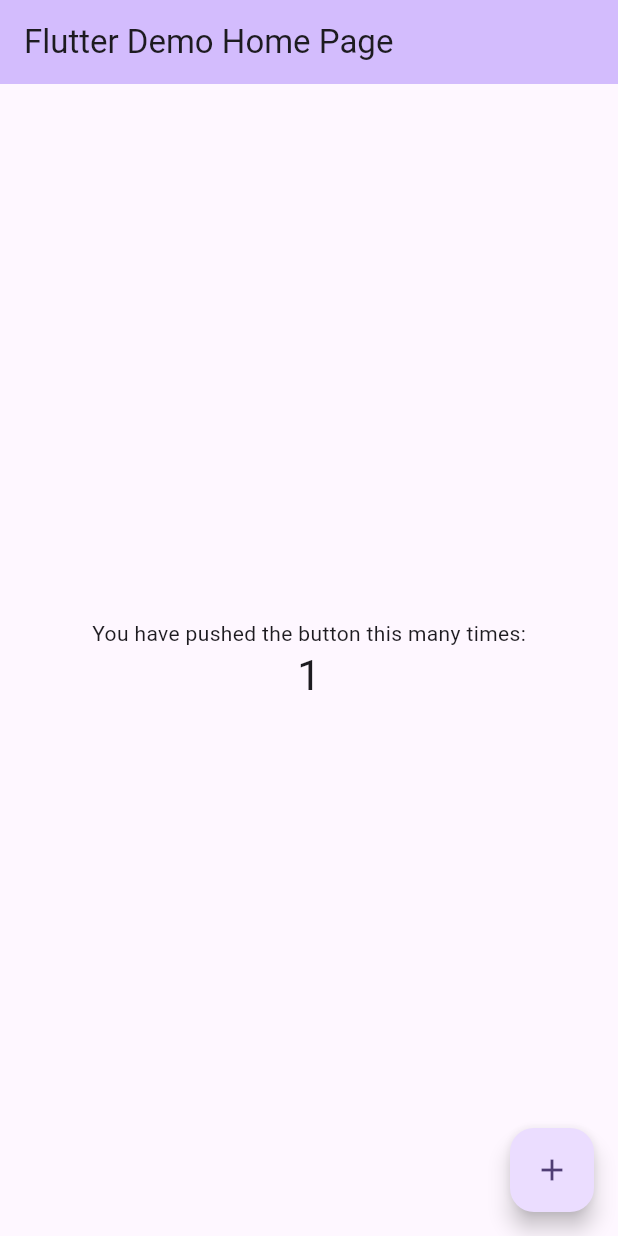
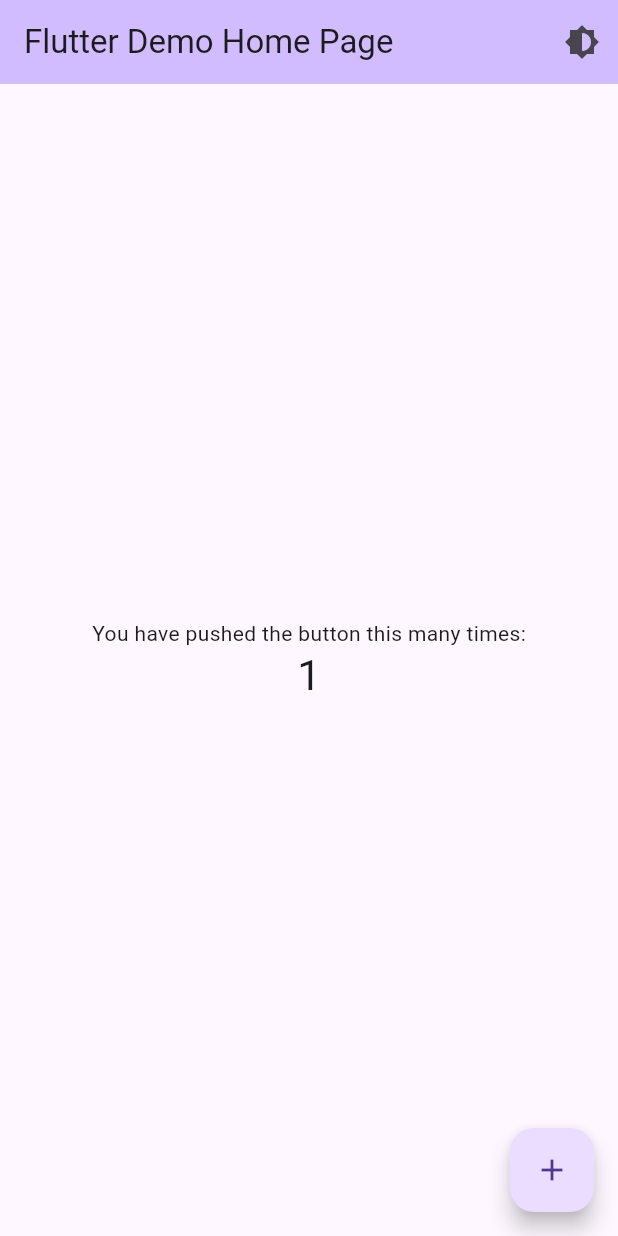
Before and after one commit to DeveloperLaravel/flutter-api-for-data-laravel, a Flutter app: the screen it shows after launch, after a tap on the "add" icon, on a phone screen of 412 x 824 dp. Run offline on Flutter 3.47's test engine with Material 3 defaults, Android fonts, the phone set to English and light mode, and no system bars.

Commit message:
provid_dark

```diff
--- /dev/null
+++ b/devtools_options.yaml
@@ -0,0 +1,3 @@
+description: This file stores settings for Dart & Flutter DevTools.
+documentation: https://docs.flutter.dev/tools/devtools/extensions#configure-extension-enablement-states
+extensions:
--- a/lib/main.dart
+++ b/lib/main.dart
@@ -1,7 +1,13 @@
 import 'package:flutter/material.dart';
+import 'package:flutter_api_laravel/theme.dart';
+import 'package:provider/provider.dart';
+import 'theme.dart';
+import 'theme_notifier.dart';
 
 void main() {
-  runApp(const MyApp());
+  runApp(
+    ChangeNotifierProvider(create: (_) => ThemeNotifier(), child: MyApp()),
+  );
 }
 
 class MyApp extends StatelessWidget {
@@ -10,43 +16,25 @@ class MyApp extends StatelessWidget {
   // This widget is the root of your application.
   @override
   Widget build(BuildContext context) {
-    return MaterialApp(
-      title: 'Flutter Demo',
-      theme: ThemeData(
-        // This is the theme of your application.
-        //
-        // TRY THIS: Try running your application with "flutter run". You'll see
-        // the application has a purple toolbar. Then, without quitting the app,
-        // try changing the seedColor in the colorScheme below to Colors.green
-        // and then invoke "hot reload" (save your changes or press the "hot
-        // reload" button in a Flutter-supported IDE, or press "r" if you used
-        // the command line to start the app).
-        //
-        // Notice that the counter didn't reset back to zero; the application
-        // state is not lost during the reload. To reset the state, use hot
-        // restart instead.
-        //
-        // This works for code too, not just values: Most code changes can be
-        // tested with just a hot reload.
-        colorScheme: ColorScheme.fromSeed(seedColor: Colors.deepPurple),
-      ),
-      home: const MyHomePage(title: 'Flutter Demo Home Page'),
+    // bool isDarkMode = false;
+    return Consumer<ThemeNotifier>(
+      builder: (context, themeNotifier, child) {
+        return MaterialApp(
+          title: 'Flutter Theme Demo',
+          // theme: isDarkMode ? darkTheme : lightTheme,
+          theme: lightTheme,
+          darkTheme: darkTheme,
+          themeMode: themeNotifier.themeMode,
+          // themeMode: ThemeMode.system,
+          home: const MyHomePage(title: 'Flutter Demo Home Page'),
+        );
+      },
     );
   }
 }
 
 class MyHomePage extends StatefulWidget {
   const MyHomePage({super.key, required this.title});
-
-  // This widget is the home page of your application. It is stateful, meaning
-  // that it has a State object (defined below) that contains fields that affect
-  // how it looks.
-
-  // This class is the configuration for the state. It holds the values (in this
-  // case the title) provided by the parent (in this case the App widget) and
-  // used by the build method of the State. Fields in a Widget subclass are
-  // always marked "final".
-
   final String title;
 
   @override
@@ -58,50 +46,36 @@ class _MyHomePageState extends State<MyHomePage> {
 
   void _incrementCounter() {
     setState(() {
-      // This call to setState tells the Flutter framework that something has
-      // changed in this State, which causes it to rerun the build method below
-      // so that the display can reflect the updated values. If we changed
-      // _counter without calling setState(), then the build method would not be
-      // called again, and so nothing would appear to happen.
       _counter++;
     });
   }
 
   @override
   Widget build(BuildContext context) {
-    // This method is rerun every time setState is called, for instance as done
-    // by the _incrementCounter method above.
-    //
-    // The Flutter framework has been optimized to make rerunning build methods
-    // fast, so that you can just rebuild anything that needs updating rather
-    // than having to individually change instances of widgets.
     return Scaffold(
       appBar: AppBar(
-        // TRY THIS: Try changing the color here to a specific color (to
-        // Colors.amber, perhaps?) and trigger a hot reload to see the AppBar
-        // change color while the other colors stay the same.
         backgroundColor: Theme.of(context).colorScheme.inversePrimary,
-        // Here we take the value from the MyHomePage object that was created by
-        // the App.build method, and use it to set our appbar title.
         title: Text(widget.title),
+        actions: [
+          IconButton(
+            icon: Icon(Icons.brightness_6),
+            onPressed: () {
+              ThemeNotifier themeNotifier = Provider.of<ThemeNotifier>(
+                context,
+                listen: false,
+              );
+              if (themeNotifier.themeMode == ThemeMode.light) {
+                themeNotifier.setTheme(ThemeMode.dark);
+              } else {
+                themeNotifier.setTheme(ThemeMode.light);
+              }
+            },
+          ),
+        ],
       ),
+
       body: Center(
-        // Center is a layout widget. It takes a single child and positions it
-        // in the middle of the parent.
         child: Column(
-          // Column is also a layout widget. It takes a list of children and
-          // arranges them vertically. By default, it sizes itself to fit its
-          // children horizontally, and tries to be as tall as its parent.
-          //
-          // Column has various properties to control how it sizes itself and
-          // how it positions its children. Here we use mainAxisAlignment to
-          // center the children vertically; the main axis here is the vertical
-          // axis because Columns are vertical (the cross axis would be
-          // horizontal).
-          //
-          // TRY THIS: Invoke "debug painting" (choose the "Toggle Debug Paint"
-          // action in the IDE, or press "p" in the console), to see the
-          // wireframe for each widget.
           mainAxisAlignment: MainAxisAlignment.center,
           children: <Widget>[
             const Text('You have pushed the button this many times:'),
--- /dev/null
+++ b/lib/theme.dart
@@ -0,0 +1,14 @@
+import 'package:flutter/material.dart';
+
+final ThemeData lightTheme = ThemeData(
+  brightness: Brightness.light,
+  primaryColor: Colors.blue,
+  primaryColorLight: Colors.blueAccent,
+  // Define additional light theme properties here
+);
+final ThemeData darkTheme = ThemeData(
+  brightness: Brightness.dark,
+  primaryColor: Colors.grey[900],
+  primaryColorDark: Colors.blueAccent,
+  // Define additional dark theme properties here
+);
--- /dev/null
+++ b/lib/theme_notifier.dart
@@ -0,0 +1,10 @@
+import 'package:flutter/material.dart';
+
+class ThemeNotifier with ChangeNotifier {
+  ThemeMode _themeMode = ThemeMode.system;
+  ThemeMode get themeMode => _themeMode;
+  void setTheme(ThemeMode mode) {
+    _themeMode = mode;
+    notifyListeners();
+  }
+}
```
Also changed, not shown: pubspec.yaml (+4 -11 lines), pubspec.lock.
